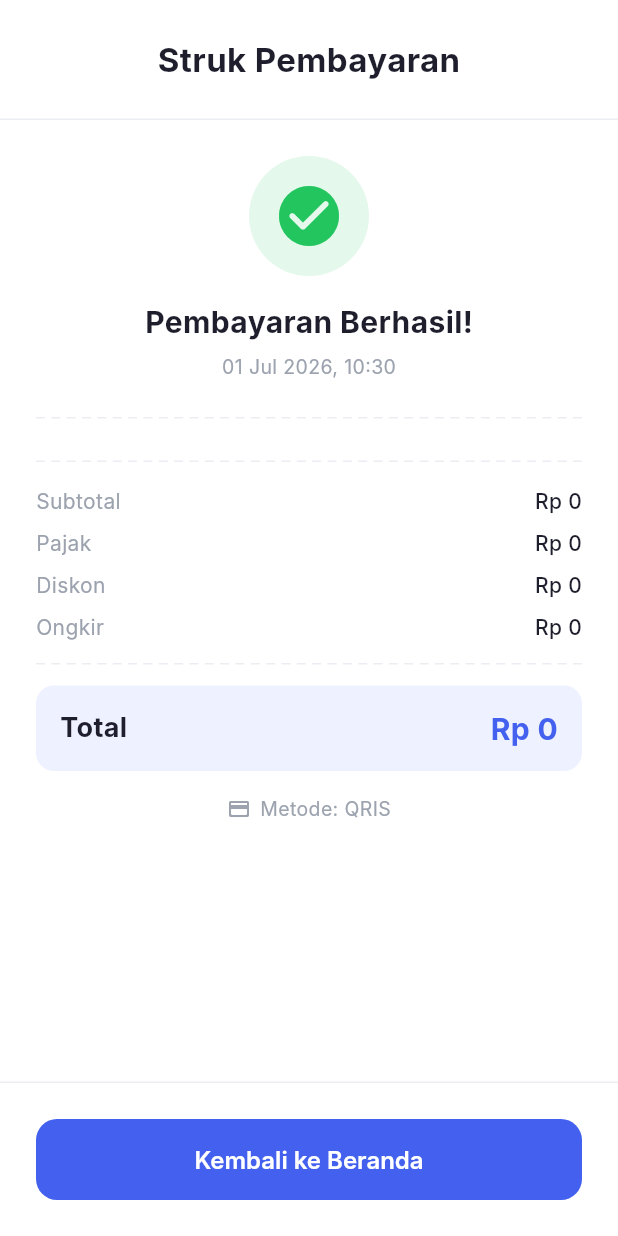
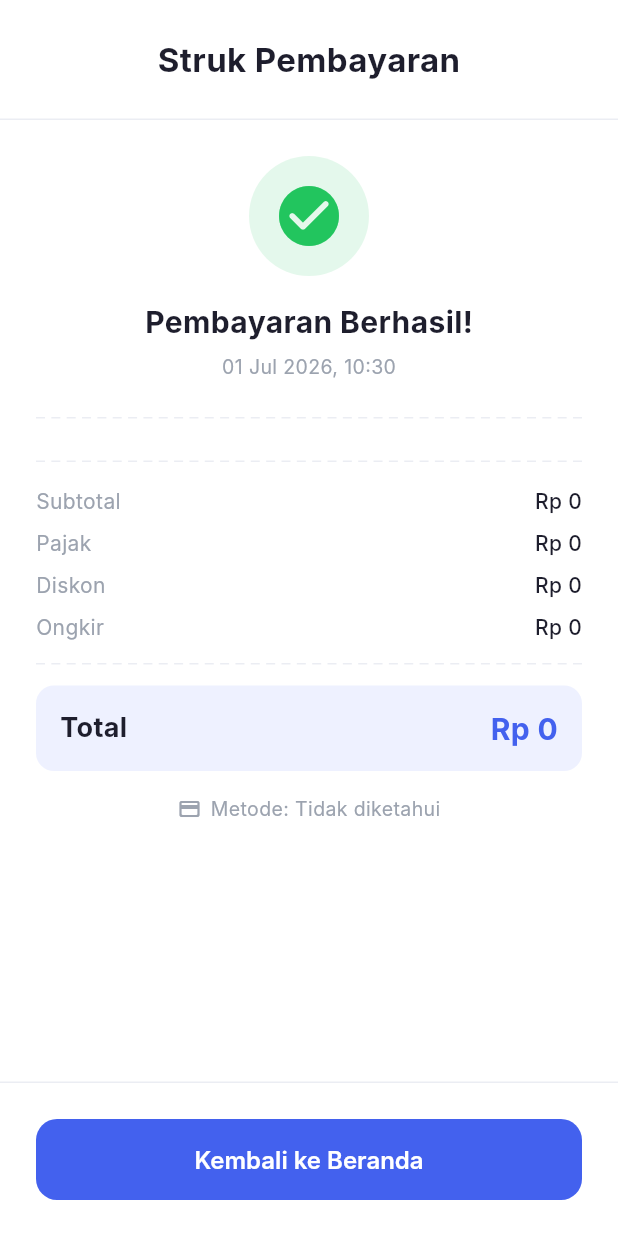
Before and after one commit to CristLoha/SajiPos-App, a Flutter app: the MobilePaymentSuccessPage screen opened directly, on a phone screen of 412 x 824 dp. Run offline on Flutter 3.47's test engine with Material 3 defaults, Android fonts, the phone set to English and light mode, and no system bars; our stand-ins replace bloc, dartz, dio, equatable, flutter_bloc, get_it and 3 more; accounts and stored records are empty; Roboto replaces fonts that are missing (Inter); project files that could hold a hidden picture were left out.

Commit message:
Update payment view, product card out-of-stock handling, and simulate order success

```diff
--- a/lib/core/constants/api_constants.dart
+++ b/lib/core/constants/api_constants.dart
@@ -1,6 +1,6 @@
 class ApiConstants {
-  static const String baseUrl = 'http://10.0.2.2:8000/api';
-  // static const String baseUrl = 'http://127.0.0.1:8000/api';
+  // static const String baseUrl = 'http://10.0.2.2:8000/api';
+  static const String baseUrl = 'http://127.0.0.1:8000/api';
 
   static const String loginEndpoint = '$baseUrl/login';
   static const String registerEndpoint = '$baseUrl/register';
--- a/lib/features/home/presentation/pages/checkout/mobile_payment_success_page.dart
+++ b/lib/features/home/presentation/pages/checkout/mobile_payment_success_page.dart
@@ -1,5 +1,7 @@
 import 'package:flutter/material.dart';
+import 'package:flutter_bloc/flutter_bloc.dart';
 import 'package:saji_pos_app/core/constants/app_colors.dart';
+import 'package:saji_pos_app/features/cart/presentation/cubit/cart_cubit.dart';
 import '../../widgets/payment_success_view.dart';
 
 class MobilePaymentSuccessPage extends StatelessWidget {
@@ -12,7 +14,7 @@ class MobilePaymentSuccessPage extends StatelessWidget {
       body: SafeArea(
         child: PaymentSuccessView(
           onBackToHome: () {
-            // Kembali ke layar paling awal (Home)
+            context.read<CartCubit>().clearCart();
             Navigator.popUntil(context, (route) => route.isFirst);
           },
         ),
--- a/lib/features/home/presentation/pages/katalog_product_mobile_page.dart
+++ b/lib/features/home/presentation/pages/katalog_product_mobile_page.dart
@@ -140,6 +140,7 @@ class _KatalogProductPageState extends State<KatalogProductMobilePage> {
                           category: product.category,
                           price: formatCurrency.format(product.price),
                           quantity: qty,
+                          stock: product.stock,
                           imageUrl: product.fullImageUrl,
                           onTap: () {
                             context.read<CartCubit>().addToCart(product);
--- a/lib/features/home/presentation/pages/katalog_product_tablet_page.dart
+++ b/lib/features/home/presentation/pages/katalog_product_tablet_page.dart
@@ -140,6 +140,7 @@ class _KatalogProductTabletPageState extends State<KatalogProductTabletPage> {
                           category: product.category,
                           price: formatCurrency.format(product.price),
                           quantity: qty,
+                          stock: product.stock,
                           imageUrl: product.fullImageUrl,
                           onTap: () {
                             context.read<CartCubit>().addToCart(product);
--- a/lib/features/home/presentation/widgets/payment_success_view.dart
+++ b/lib/features/home/presentation/widgets/payment_success_view.dart
@@ -1,5 +1,6 @@
 import 'package:flutter/material.dart';
 import 'package:intl/intl.dart';
+import 'package:saji_pos_app/features/order/presentation/bloc/order_bloc.dart';
 import '../../../../core/constants/app_colors.dart';
 import 'package:flutter_bloc/flutter_bloc.dart';
 import 'package:saji_pos_app/features/cart/presentation/cubit/cart_cubit.dart';
@@ -8,14 +9,15 @@ import 'package:saji_pos_app/features/cart/presentation/cubit/cart_state.dart';
 class PaymentSuccessView extends StatelessWidget {
   final VoidCallback onBackToHome;
 
-  const PaymentSuccessView({
-    Key? key,
-    required this.onBackToHome,
-  }) : super(key: key);
+  const PaymentSuccessView({super.key, required this.onBackToHome});
 
   @override
   Widget build(BuildContext context) {
-    final formatCurrency = NumberFormat.currency(locale: 'id_ID', symbol: 'Rp ', decimalDigits: 0);
+    final formatCurrency = NumberFormat.currency(
+      locale: 'id_ID',
+      symbol: 'Rp ',
+      decimalDigits: 0,
+    );
     final now = DateTime.now();
     final dateFormat = DateFormat('dd MMM yyyy, HH:mm');
 
@@ -86,7 +88,8 @@ class PaymentSuccessView extends StatelessWidget {
                       const SizedBox(height: 20),
 
                       // Item list
-                      ...items.map((item) => Padding(
+                      ...items.map(
+                        (item) => Padding(
                           padding: const EdgeInsets.only(bottom: 14),
                           child: Row(
                             crossAxisAlignment: CrossAxisAlignment.start,
@@ -125,14 +128,18 @@ class PaymentSuccessView extends StatelessWidget {
                               ),
                             ],
                           ),
-                      )),
+                        ),
+                      ),
 
                       const SizedBox(height: 8),
                       _buildDashedDivider(),
                       const SizedBox(height: 16),
 
                       // Summary rows
-                      _buildReceiptRow('Subtotal', formatCurrency.format(subTotal)),
+                      _buildReceiptRow(
+                        'Subtotal',
+                        formatCurrency.format(subTotal),
+                      ),
                       const SizedBox(height: 8),
                       _buildReceiptRow('Pajak', 'Rp 0'),
                       const SizedBox(height: 8),
@@ -145,7 +152,10 @@ class PaymentSuccessView extends StatelessWidget {
 
                       // Total
                       Container(
-                        padding: const EdgeInsets.symmetric(vertical: 14, horizontal: 16),
+                        padding: const EdgeInsets.symmetric(
+                          vertical: 14,
+                          horizontal: 16,
+                        ),
                         decoration: BoxDecoration(
                           color: AppColors.accentLight,
                           borderRadius: BorderRadius.circular(12),
@@ -175,19 +185,43 @@ class PaymentSuccessView extends StatelessWidget {
                       const SizedBox(height: 16),
 
                       // Payment method
-                      Row(
+                      BlocBuilder<OrderBloc, OrderState>(
+                        builder: (context, orderState) {
+                          String paymentMethod = 'Tidak diketahui';
+
+                          if (orderState is OrderSuccess) {
+                            paymentMethod = orderState.order.paymentMethod;
+                          } else if (orderState is OrderStatusChecked) {
+                            paymentMethod = orderState.order.paymentMethod;
+                          }
+
+                          if (paymentMethod.toLowerCase() == 'qris') {
+                            paymentMethod = 'QRIS';
+                          } else if (paymentMethod.toLowerCase() ==
+                              'transfer') {
+                            paymentMethod = 'Transfer Bank';
+                          } else if (paymentMethod.toLowerCase() == 'cash') {
+                            paymentMethod = 'Tunai / Cash';
+                          }
+                          return Row(
                             mainAxisAlignment: MainAxisAlignment.center,
                             children: [
-                          Icon(Icons.credit_card_rounded, size: 16, color: AppColors.textSecondary),
+                              Icon(
+                                Icons.credit_card_rounded,
+                                size: 16,
+                                color: AppColors.textSecondary,
+                              ),
                               const SizedBox(width: 6),
                               Text(
-                            'Metode: QRIS',
+                                'Metode: $paymentMethod',
                                 style: TextStyle(
                                   color: AppColors.textSecondary,
                                   fontSize: 13,
                                 ),
                               ),
                             ],
+                          );
+                        },
                       ),
                     ],
                   ),
@@ -214,7 +248,11 @@ class PaymentSuccessView extends StatelessWidget {
                     ),
                     child: const Text(
                       'Kembali ke Beranda',
-                      style: TextStyle(fontSize: 16, fontWeight: FontWeight.w600, color: AppColors.white),
+                      style: TextStyle(
+                        fontSize: 16,
+                        fontWeight: FontWeight.w600,
+                        color: AppColors.white,
+                      ),
                     ),
                   ),
                 ),
@@ -230,8 +268,18 @@ class PaymentSuccessView extends StatelessWidget {
     return Row(
       mainAxisAlignment: MainAxisAlignment.spaceBetween,
       children: [
-        Text(label, style: const TextStyle(color: AppColors.textSecondary, fontSize: 14)),
-        Text(value, style: const TextStyle(color: AppColors.textPrimary, fontWeight: FontWeight.w500, fontSize: 14)),
+        Text(
+          label,
+          style: const TextStyle(color: AppColors.textSecondary, fontSize: 14),
+        ),
+        Text(
+          value,
+          style: const TextStyle(
+            color: AppColors.textPrimary,
+            fontWeight: FontWeight.w500,
+            fontSize: 14,
+          ),
+        ),
       ],
     );
   }
@@ -241,7 +289,8 @@ class PaymentSuccessView extends StatelessWidget {
       builder: (context, constraints) {
         final dashWidth = 6.0;
         final dashSpace = 4.0;
-        final dashCount = (constraints.maxWidth / (dashWidth + dashSpace)).floor();
+        final dashCount = (constraints.maxWidth / (dashWidth + dashSpace))
+            .floor();
         return Row(
           mainAxisAlignment: MainAxisAlignment.spaceBetween,
           children: List.generate(dashCount, (_) {
```
Also changed, not shown: lib/features/home/presentation/widgets/payment_view.dart (+0 -10 lines), lib/features/home/presentation/widgets/product_card.dart (+34 -1 lines), lib/features/order/presentation/bloc/order_bloc.dart (+26 -4 lines). Lines whose indentation alone changed are shown as unchanged.
